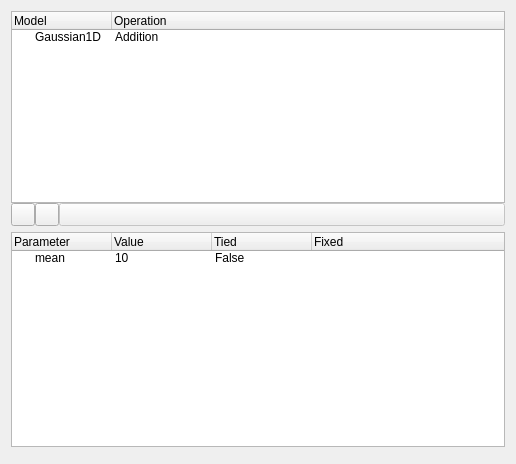
This is specviz/data/ui/model_editor.ui in spacetelescope/specviz as Qt 5 draws it before an edit. The edited form follows.
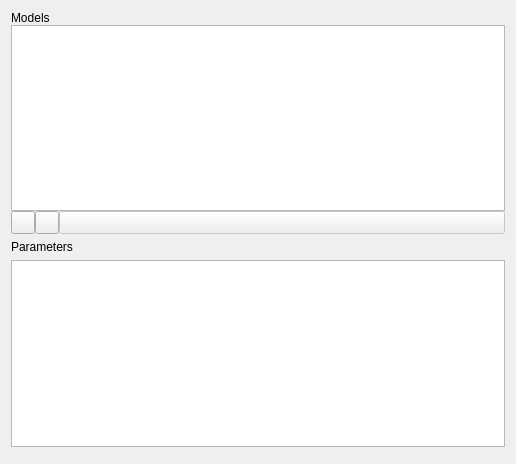
This is the edited form.

Commit message: Add in basics for model editing

```diff
--- a/specviz/data/ui/model_editor.ui
+++ b/specviz/data/ui/model_editor.ui
@@ -22,27 +22,15 @@
         <number>0</number>
        </property>
        <item>
-        <widget class="QTreeWidget" name="treeWidget">
-         <column>
-          <property name="text">
-           <string>Model</string>
-          </property>
-         </column>
-         <column>
-          <property name="text">
-           <string>Operation</string>
-          </property>
-         </column>
-         <item>
-          <property name="text">
-           <string>Gaussian1D</string>
-          </property>
-          <property name="text">
-           <string>Addition</string>
-          </property>
-         </item>
+        <widget class="QLabel" name="label">
+         <property name="text">
+          <string>Models</string>
+         </property>
         </widget>
        </item>
+       <item>
+        <widget class="QTreeView" name="model_tree_view"/>
+       </item>
        <item>
         <layout class="QHBoxLayout" name="horizontalLayout_2">
          <property name="spacing">
@@ -86,42 +74,18 @@
       </layout>
      </item>
      <item>
-      <widget class="QTreeWidget" name="treeWidget">
-       <column>
-        <property name="text">
-         <string>Parameter</string>
-        </property>
-       </column>
-       <column>
-        <property name="text">
-         <string>Value</string>
-        </property>
-       </column>
-       <column>
-        <property name="text">
-         <string>Tied</string>
-        </property>
-       </column>
-       <column>
-        <property name="text">
-         <string>Fixed</string>
-        </property>
-       </column>
+      <layout class="QVBoxLayout" name="verticalLayout_4">
        <item>
-        <property name="text">
-         <string>mean</string>
-        </property>
-        <property name="text">
-         <string>10</string>
-        </property>
-        <property name="text">
-         <string>False</string>
-        </property>
-        <property name="text">
-         <string/>
-        </property>
+        <widget class="QLabel" name="label_2">
+         <property name="text">
+          <string>Parameters</string>
+         </property>
+        </widget>
        </item>
-      </widget>
+       <item>
+        <widget class="QTreeView" name="parameter_tree_view"/>
+       </item>
+      </layout>
      </item>
     </layout>
    </item>
```
The commit also changes 5 other files.
